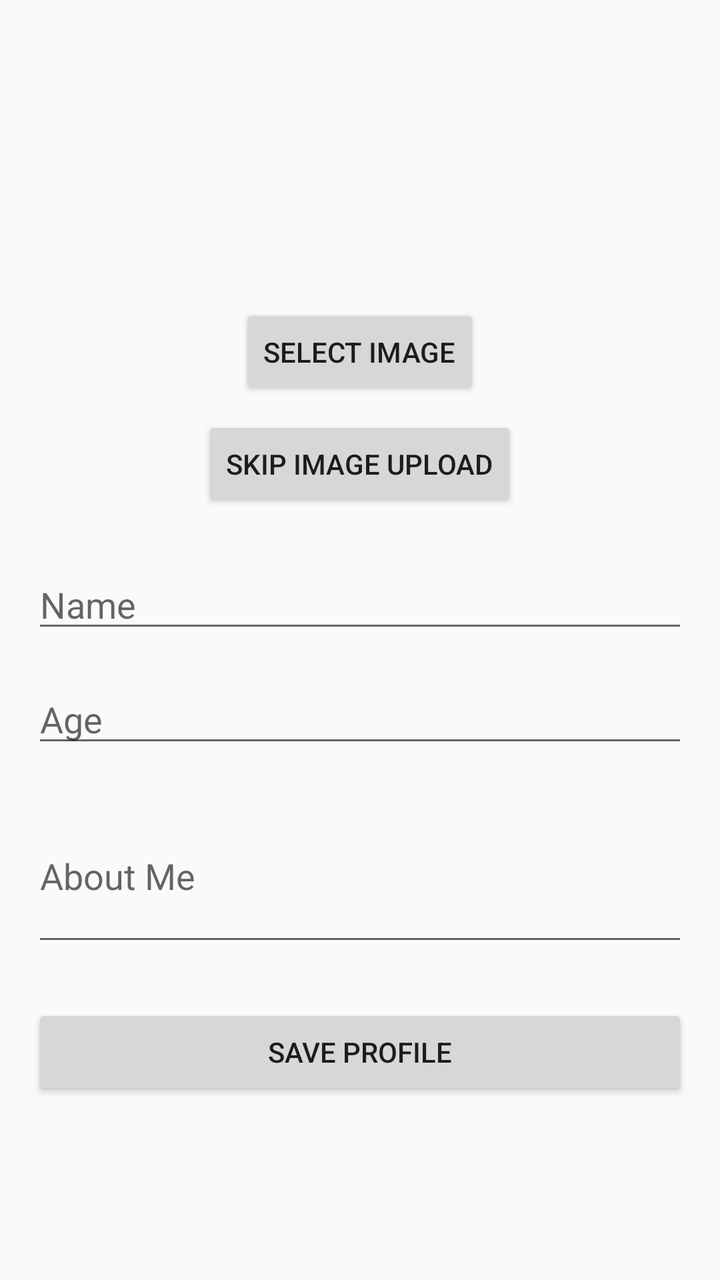
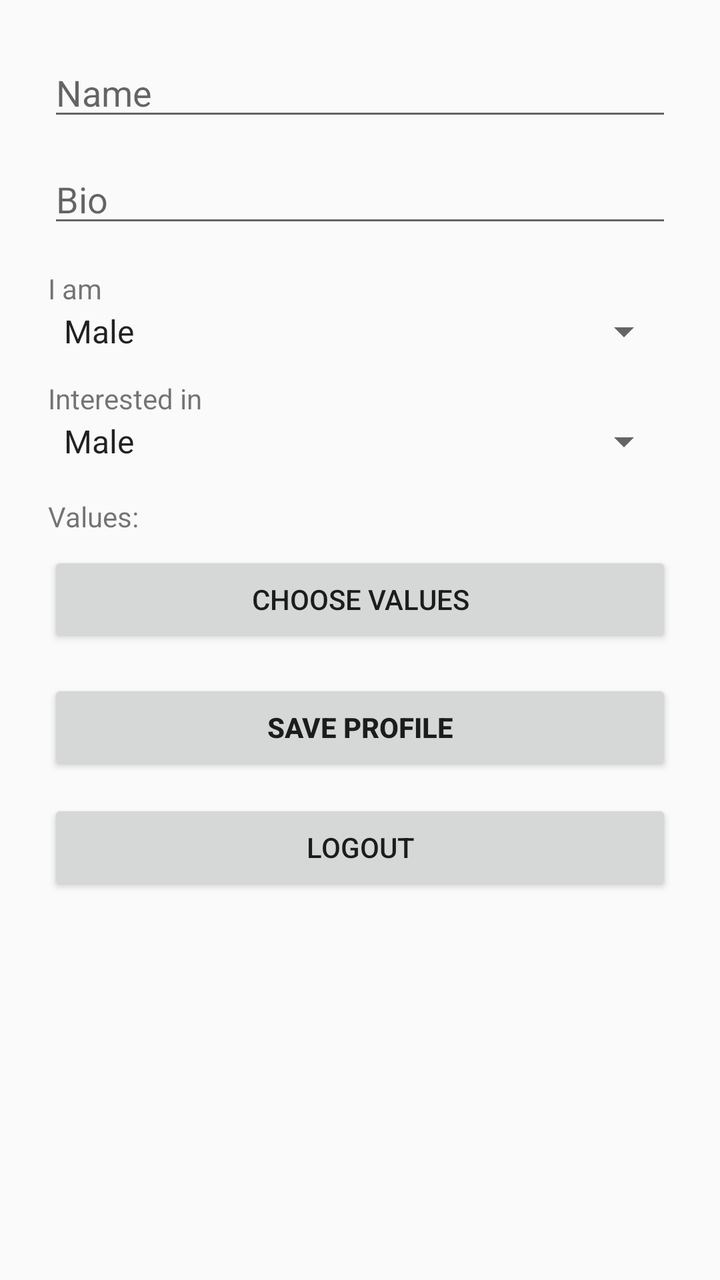

Compare the two renders of this Android layout. The source of the first and the diff that turns it into the second are given below.
<!-- AndroidManifest.xml: application theme Theme.ValueMatch -->
<!-- res/layout/fragment_profile.xml -->
<?xml version="1.0" encoding="utf-8"?>
<ScrollView xmlns:android="http://schemas.android.com/apk/res/android"
    xmlns:tools="http://schemas.android.com/tools"
    android:id="@+id/scrollViewProfile"
    android:layout_width="match_parent"
    android:layout_height="match_parent"
    android:padding="16dp"
    tools:context=".ui.fragments.ProfileFragment">

    <LinearLayout
        android:layout_width="match_parent"
        android:layout_height="wrap_content"
        android:orientation="vertical"
        android:gravity="center_horizontal">

        
        <ImageView
            android:id="@+id/profileImageView"
            android:layout_width="120dp"
            android:layout_height="120dp"
            android:layout_marginBottom="16dp"
            android:contentDescription="@string/profile_image"
            android:src="@drawable/ic_profile_placeholder"
            android:scaleType="centerCrop"
            android:background="@drawable/circle_background" />

        
        <Button
            android:id="@+id/selectImageButton"
            android:layout_width="wrap_content"
            android:layout_height="wrap_content"
            android:text="@string/select_image"
            android:layout_marginBottom="8dp" />

        <Button
            android:id="@+id/skipImageButton"
            android:layout_width="wrap_content"
            android:layout_height="wrap_content"
            android:text="@string/skip_image_upload"
            android:layout_marginBottom="24dp" />

        
        <EditText
            android:id="@+id/nameEditText"
            android:layout_width="match_parent"
            android:layout_height="wrap_content"
            android:hint="@string/name_hint"
            android:inputType="textPersonName"
            android:layout_marginBottom="16dp" />

        
        <EditText
            android:id="@+id/ageEditText"
            android:layout_width="match_parent"
            android:layout_height="wrap_content"
            android:hint="@string/age_hint"
            android:inputType="number"
            android:layout_marginBottom="16dp" />

        
        <EditText
            android:id="@+id/aboutEditText"
            android:layout_width="match_parent"
            android:layout_height="wrap_content"
            android:hint="@string/about_hint"
            android:inputType="textMultiLine"
            android:lines="3"
            android:layout_marginBottom="24dp" />

        
        <Button
            android:id="@+id/saveProfileButton"
            android:layout_width="match_parent"
            android:layout_height="wrap_content"
            android:text="@string/save_profile" />

    </LinearLayout>
</ScrollView>
<!-- resources referenced by this layout -->
<resources>
  <!-- drawable circle_background (drawable) -->
  <?xml version="1.0" encoding="utf-8"?>
  <selector xmlns:android="http://schemas.android.com/apk/res/android">
  
  </selector>
  <!-- drawable ic_profile_placeholder (drawable) -->
  <?xml version="1.0" encoding="utf-8"?>
  <selector xmlns:android="http://schemas.android.com/apk/res/android">
  
  </selector>
  <string name="about_hint">About Me</string>
  <string name="age_hint">Age</string>
  <string name="name_hint">Name</string>
  <string name="profile_image">Profile Image</string>
  <string name="save_profile">Save Profile</string>
  <string name="select_image">Select Image</string>
  <string name="skip_image_upload">Skip Image Upload</string>
  <style name="Theme.ValueMatch" parent="Theme.AppCompat.DayNight.NoActionBar">
          <item name="colorPrimary">@color/purple_500</item>
          <item name="colorPrimaryDark">@color/purple_700</item>
          <item name="colorAccent">@color/teal_200</item>
      </style>
  <color name="purple_500">#FF6200EE</color>
  <color name="purple_700">#FF3700B3</color>
  <color name="teal_200">#FF03DAC5</color>
</resources>

<!-- the commit's change to res/layout/fragment_profile.xml (unified diff, before → after) -->
@@ -1,78 +1,80 @@
 <?xml version="1.0" encoding="utf-8"?>
 <ScrollView xmlns:android="http://schemas.android.com/apk/res/android"
-    xmlns:tools="http://schemas.android.com/tools"
-    android:id="@+id/scrollViewProfile"
     android:layout_width="match_parent"
-    android:layout_height="match_parent"
-    android:padding="16dp"
-    tools:context=".ui.fragments.ProfileFragment">
+    android:layout_height="match_parent">
 
     <LinearLayout
+        android:orientation="vertical"
         android:layout_width="match_parent"
         android:layout_height="wrap_content"
-        android:orientation="vertical"
-        android:gravity="center_horizontal">
+        android:padding="24dp">
 
-        
-        <ImageView
-            android:id="@+id/profileImageView"
-            android:layout_width="120dp"
-            android:layout_height="120dp"
-            android:layout_marginBottom="16dp"
-            android:contentDescription="@string/profile_image"
-            android:src="@drawable/ic_profile_placeholder"
-            android:scaleType="centerCrop"
-            android:background="@drawable/circle_background" />
+        <EditText
+            android:id="@+id/nameInput"
+            android:layout_width="match_parent"
+            android:layout_height="wrap_content"
+            android:hint="Name" />
 
-        
-        <Button
-            android:id="@+id/selectImageButton"
-            android:layout_width="wrap_content"
+        <EditText
+            android:id="@+id/bioInput"
+            android:layout_width="match_parent"
             android:layout_height="wrap_content"
-            android:text="@string/select_image"
-            android:layout_marginBottom="8dp" />
+            android:hint="Bio"
+            android:layout_marginTop="12dp" />
+
+        <TextView
+            android:layout_width="match_parent"
+            android:layout_height="wrap_content"
+            android:text="I am"
+            android:layout_marginTop="16dp" />
+
+        <Spinner
+            android:id="@+id/genderSpinner"
+            android:layout_width="match_parent"
+            android:layout_height="wrap_content"
+            android:entries="@array/gender_options" />
+
+
+        <TextView
+            android:layout_width="match_parent"
+            android:layout_height="wrap_content"
+            android:text="Interested in"
+            android:layout_marginTop="12dp" />
+
+        <Spinner
+            android:id="@+id/interestedInSpinner"
+            android:layout_width="match_parent"
+            android:layout_height="wrap_content"
+            android:entries="@array/interested_in_options" />
+
+        <TextView
+            android:id="@+id/valuesLabel"
+            android:layout_width="match_parent"
+            android:layout_height="wrap_content"
+            android:text="Values:"
+            android:layout_marginTop="16dp" />
 
         <Button
-            android:id="@+id/skipImageButton"
-            android:layout_width="wrap_content"
-            android:layout_height="wrap_content"
-            android:text="@string/skip_image_upload"
-            android:layout_marginBottom="24dp" />
-
-        
-        <EditText
-            android:id="@+id/nameEditText"
+            android:id="@+id/editValuesButton"
             android:layout_width="match_parent"
             android:layout_height="wrap_content"
-            android:hint="@string/name_hint"
-            android:inputType="textPersonName"
-            android:layout_marginBottom="16dp" />
+            android:text="Choose Values"
+            android:layout_marginTop="8dp" />
 
-        
-        <EditText
-            android:id="@+id/ageEditText"
-            android:layout_width="match_parent"
-            android:layout_height="wrap_content"
-            android:hint="@string/age_hint"
-            android:inputType="number"
-            android:layout_marginBottom="16dp" />
-
-        
-        <EditText
-            android:id="@+id/aboutEditText"
-            android:layout_width="match_parent"
-            android:layout_height="wrap_content"
-            android:hint="@string/about_hint"
-            android:inputType="textMultiLine"
-            android:lines="3"
-            android:layout_marginBottom="24dp" />
-
-        
         <Button
             android:id="@+id/saveProfileButton"
             android:layout_width="match_parent"
             android:layout_height="wrap_content"
-            android:text="@string/save_profile" />
+            android:text="Save Profile"
+            android:textStyle="bold"
+            android:layout_marginTop="16dp" />
+
+        <Button
+            android:id="@+id/logoutButton"
+            android:layout_width="match_parent"
+            android:layout_height="wrap_content"
+            android:text="Logout"
+            android:layout_marginTop="12dp" />
 
     </LinearLayout>
 </ScrollView>
<!-- resource entries referenced after the edit -->
@@ -1,22 +1,14 @@
 <!-- resources referenced by this layout -->
 <resources>
-  <!-- drawable circle_background (drawable) -->
-  <?xml version="1.0" encoding="utf-8"?>
-  <selector xmlns:android="http://schemas.android.com/apk/res/android">
-  
-  </selector>
-  <!-- drawable ic_profile_placeholder (drawable) -->
-  <?xml version="1.0" encoding="utf-8"?>
-  <selector xmlns:android="http://schemas.android.com/apk/res/android">
-  
-  </selector>
-  <string name="about_hint">About Me</string>
-  <string name="age_hint">Age</string>
-  <string name="name_hint">Name</string>
-  <string name="profile_image">Profile Image</string>
-  <string name="save_profile">Save Profile</string>
-  <string name="select_image">Select Image</string>
-  <string name="skip_image_upload">Skip Image Upload</string>
+  <string-array name="gender_options">
+          <item>Male</item>
+          <item>Female</item>
+      </string-array>
+  <string-array name="interested_in_options">
+          <item>Male</item>
+          <item>Female</item>
+          <item>Everyone</item>
+      </string-array>
   <style name="Theme.ValueMatch" parent="Theme.AppCompat.DayNight.NoActionBar">
           <item name="colorPrimary">@color/purple_500</item>
           <item name="colorPrimaryDark">@color/purple_700</item>
